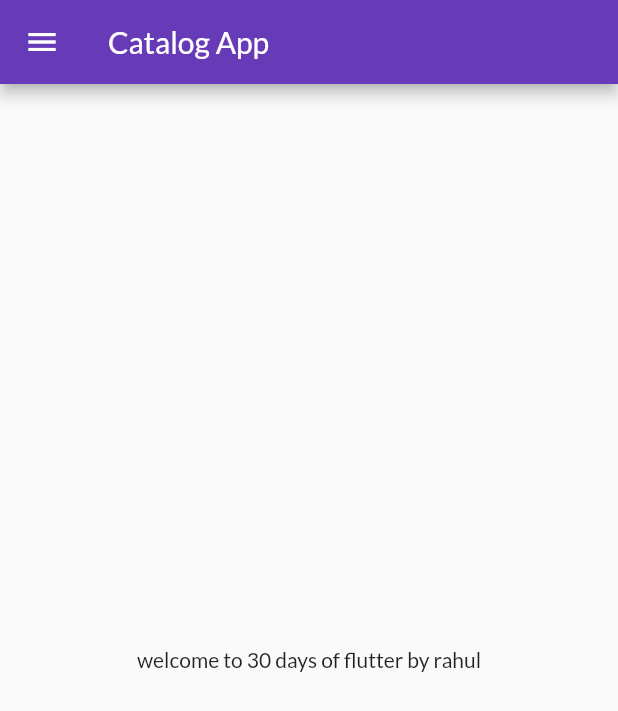
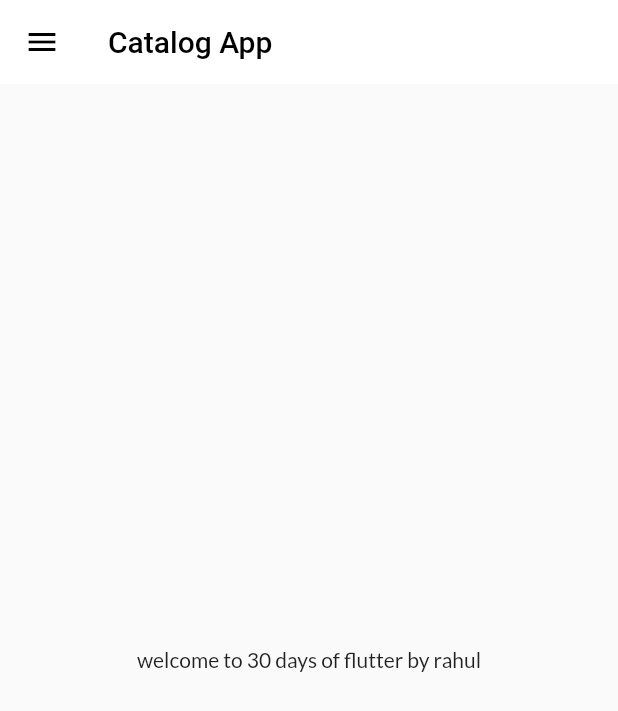
Before and after one commit to Rahulmax-2002/catalog_app, a Flutter app: the screen it shows after launch, on a phone screen of 412 x 824 dp. Shown: the top 711 px of the screen. Run offline on Flutter 3.47's test engine with Material 2 defaults, Android fonts, the phone set to English and light mode, and no system bars; our stand-ins replace google_fonts.

Commit message:
day 9 (themes) completed

```diff
--- a/lib/main.dart
+++ b/lib/main.dart
@@ -1,6 +1,7 @@
 import 'package:app_1/pages/HomePage.dart';
 import 'package:app_1/pages/login_page.dart';
 import 'package:app_1/util/routes.dart';
+import 'package:app_1/widgets/themes.dart';
 import "package:flutter/material.dart";
 import "package:google_fonts/google_fonts.dart";
 
@@ -13,13 +14,10 @@ class MyApp extends StatelessWidget {
   Widget build(BuildContext context) {
     return MaterialApp(
       themeMode: ThemeMode.light,
-      theme: ThemeData(
-        primarySwatch: Colors.deepPurple,
-        fontFamily: GoogleFonts.lato().fontFamily,
-      ),
+      theme: MyTheme.lightTheme(context),
+      darkTheme: MyTheme.darkTheme(context),
       debugShowCheckedModeBanner: false,
       initialRoute: MyRoutes.HomeRoute,
-      darkTheme: ThemeData(brightness: Brightness.dark),
       routes: {
         "/": (context) => LoginPage(),
         MyRoutes.HomeRoute: (context) => HomePage(),
--- a/lib/pages/homepage.dart
+++ b/lib/pages/homepage.dart
@@ -11,8 +11,10 @@ class HomePage extends StatelessWidget {
     String name = "rahul";
     return Scaffold(
       appBar: AppBar(
-        backgroundColor: Colors.deepPurple,
-        title: Text("Catalog App"),
+        title: Text(
+          "Catalog App",
+          style: TextStyle(color: Colors.black),
+        ),
       ),
       body: Center(
         child: Container(
--- /dev/null
+++ b/lib/widgets/themes.dart
@@ -0,0 +1,17 @@
+import 'package:flutter/material.dart';
+import 'package:google_fonts/google_fonts.dart';
+
+class MyTheme {
+  static ThemeData lightTheme(BuildContext context) => ThemeData(
+      primarySwatch: Colors.deepPurple,
+      fontFamily: GoogleFonts.lato().fontFamily,
+      appBarTheme: AppBarTheme(
+          color: Colors.white,
+          elevation: 0.0,
+          iconTheme: IconThemeData(color: Colors.black),
+          // ignore: deprecated_member_use
+          textTheme: Theme.of(context).textTheme));
+
+  static ThemeData darkTheme(BuildContext context) =>
+      ThemeData(brightness: Brightness.dark);
+}
```
